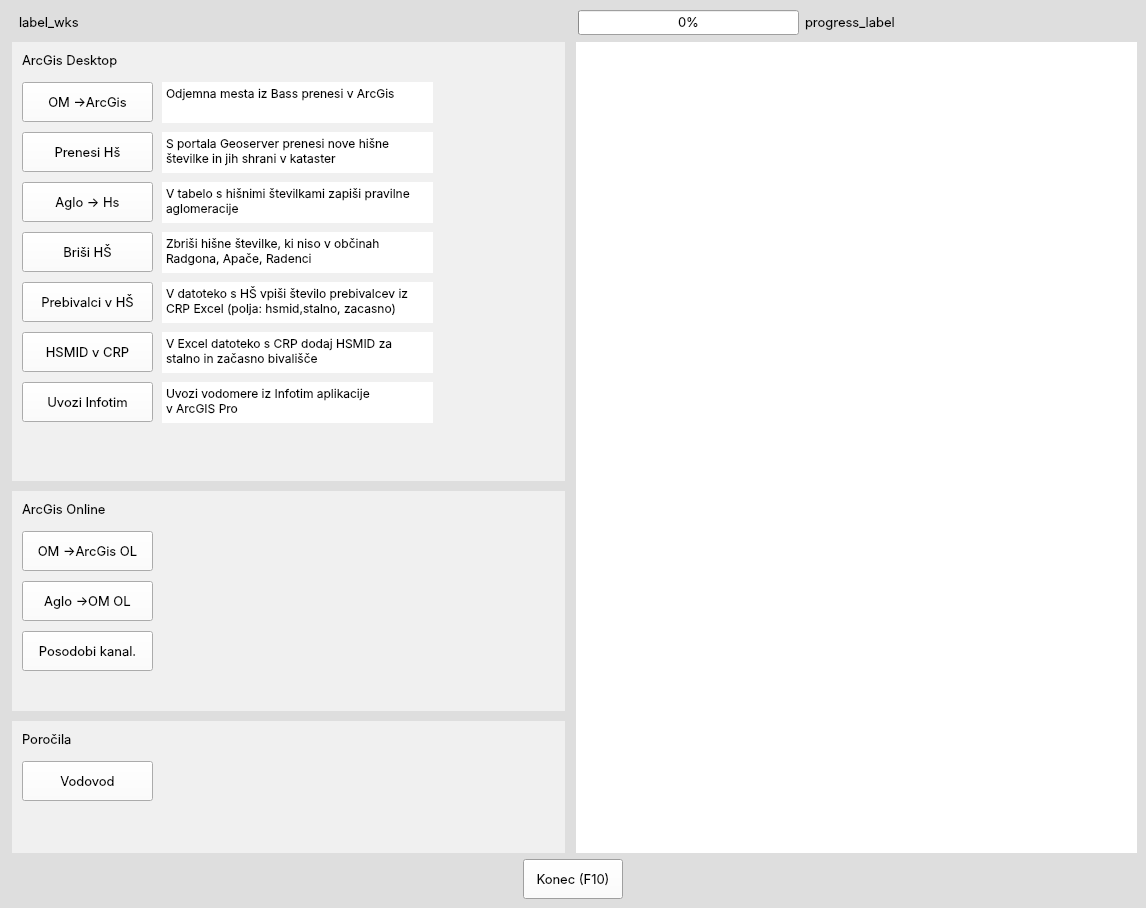
Qt form form.ui (andrejdimec/pyKat) before a commit.
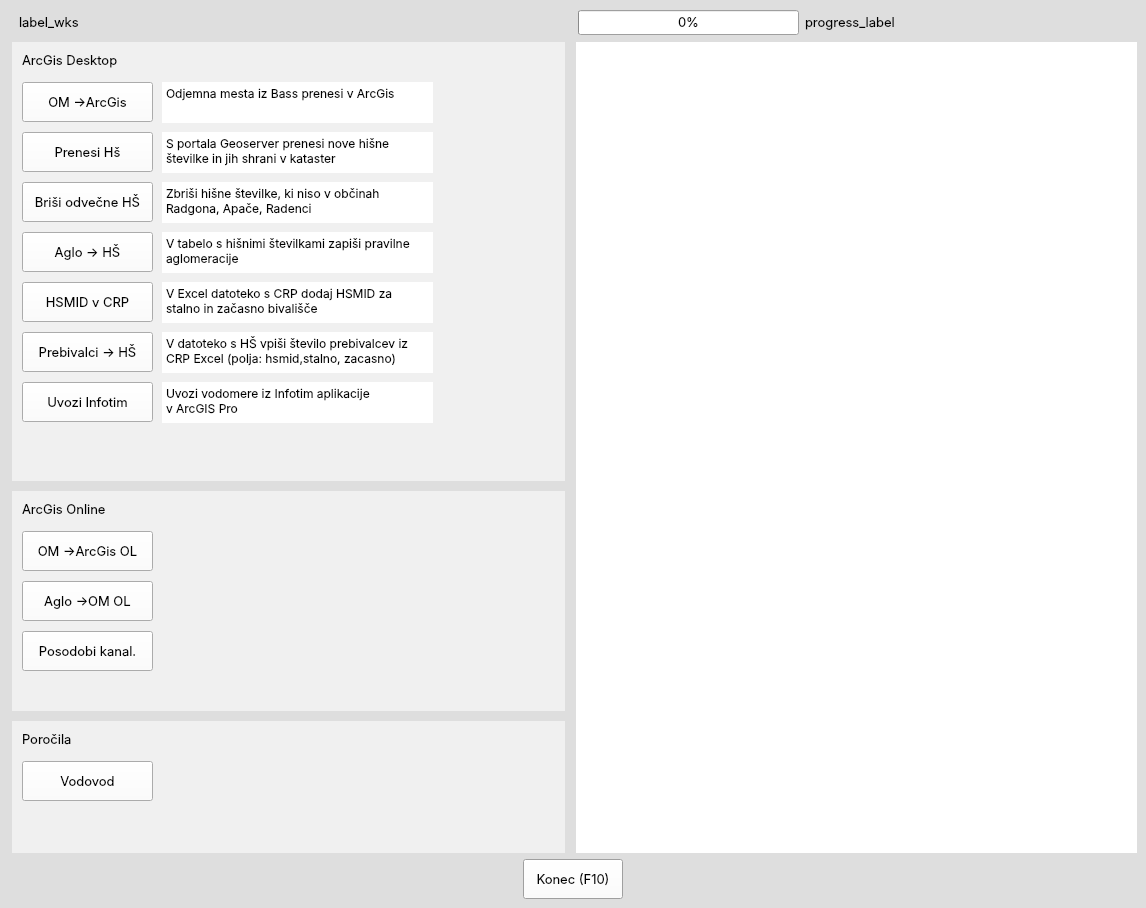
The same form after that commit.

```diff
--- a/form.ui
+++ b/form.ui
@@ -275,7 +275,7 @@
              <property name="geometry">
               <rect>
                <x>10</x>
-               <y>140</y>
+               <y>190</y>
                <width>131</width>
                <height>40</height>
               </rect>
@@ -287,14 +287,14 @@
               </size>
              </property>
              <property name="text">
-              <string>Aglo -&gt; Hs</string>
+              <string>Aglo -&gt; HŠ</string>
              </property>
             </widget>
             <widget class="QTextEdit" name="textEdit_3">
              <property name="geometry">
               <rect>
                <x>150</x>
-               <y>140</y>
+               <y>190</y>
                <width>271</width>
                <height>41</height>
               </rect>
@@ -377,7 +377,7 @@
              <property name="geometry">
               <rect>
                <x>10</x>
-               <y>190</y>
+               <y>140</y>
                <width>131</width>
                <height>40</height>
               </rect>
@@ -389,14 +389,14 @@
               </size>
              </property>
              <property name="text">
-              <string>Briši HŠ</string>
+              <string>Briši odvečne HŠ</string>
              </property>
             </widget>
             <widget class="QTextEdit" name="textEdit_5">
              <property name="geometry">
               <rect>
                <x>150</x>
-               <y>190</y>
+               <y>140</y>
                <width>271</width>
                <height>41</height>
               </rect>
@@ -428,7 +428,7 @@
              <property name="geometry">
               <rect>
                <x>150</x>
-               <y>240</y>
+               <y>290</y>
                <width>271</width>
                <height>41</height>
               </rect>
@@ -460,7 +460,7 @@
              <property name="geometry">
               <rect>
                <x>10</x>
-               <y>240</y>
+               <y>290</y>
                <width>131</width>
                <height>40</height>
               </rect>
@@ -472,14 +472,14 @@
               </size>
              </property>
              <property name="text">
-              <string>Prebivalci v HŠ</string>
+              <string>Prebivalci -&gt; HŠ</string>
              </property>
             </widget>
             <widget class="QTextEdit" name="textEdit_7">
              <property name="geometry">
               <rect>
                <x>150</x>
-               <y>290</y>
+               <y>240</y>
                <width>271</width>
                <height>41</height>
               </rect>
@@ -511,7 +511,7 @@
              <property name="geometry">
               <rect>
                <x>10</x>
-               <y>290</y>
+               <y>240</y>
                <width>131</width>
                <height>40</height>
               </rect>
```
